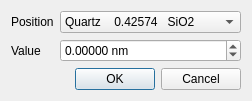
This is src/mudlab/ui/shifting.ui in Parthasarathi-Ghosh/MudLab2 as Qt 5 draws it before an edit. The edited form follows.
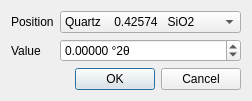
This is the edited form.

Commit message: Data ops D2: wire the dialogs - they now actually apply

```diff
--- a/src/mudlab/ui/shifting.ui
+++ b/src/mudlab/ui/shifting.ui
@@ -64,7 +64,7 @@
      <item row="1" column="1">
       <widget class="QDoubleSpinBox" name="spin_shift_value">
        <property name="suffix">
-        <string> nm</string>
+        <string> °2θ</string>
        </property>
        <property name="decimals">
         <number>5</number>
```
Left out of the diff: 3 changed lines with no effect on the pictures. The commit also changes 7 other files.
